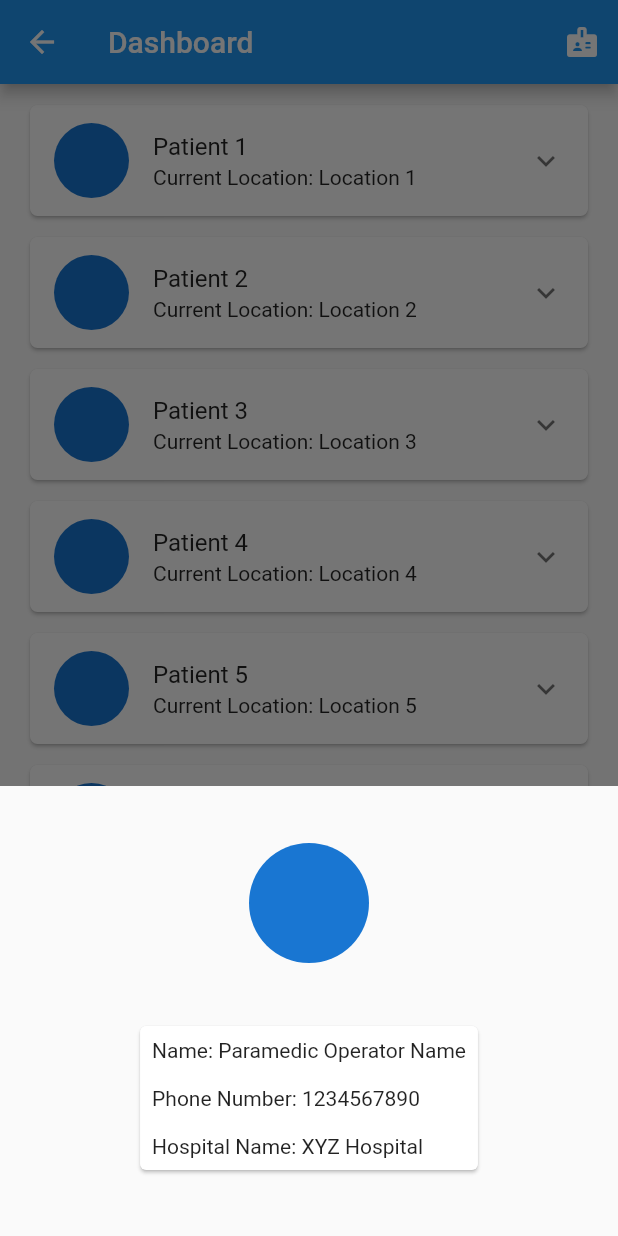
After one commit to rahulsrivastava088/first_helpers_flutter_application, a Flutter app: the ParaLanding screen opened by its route, after a tap on the "badge" icon, on a phone screen of 412 x 824 dp. The commit adds this screen. Run offline on Flutter 3.47's test engine with Material 2 defaults, Android fonts, the light colour scheme and no system bars; missing offline and left inert: gif.

Commit message:
Para landing screen added

```diff
--- a/lib/main.dart
+++ b/lib/main.dart
@@ -1,3 +1,4 @@
+import 'package:first_helpers/screens/paramedic/para_landing_screen.dart';
 import 'package:flutter/material.dart';
 import 'package:first_helpers/screens/landing_screen.dart';
 import 'package:first_helpers/screens/user/user_signup_screen.dart';
@@ -22,6 +23,7 @@ class MyApp extends StatelessWidget {
         LoginScreen.routeName: (context) => LoginScreen(),
         UserSignupScreen.routeName: (context) => UserSignupScreen(),
         UserLanding.routeName:(context) => UserLanding(),
+        ParaLanding.routeName:(context) => ParaLanding(),
       },
     ); // This trailing comma makes auto-formatting nicer for build methods.);
   }
--- a/lib/screens/landing_screen.dart
+++ b/lib/screens/landing_screen.dart
@@ -1,9 +1,9 @@
 import 'package:first_helpers/screens/login_screen.dart';
+import 'package:first_helpers/screens/paramedic/para_landing_screen.dart';
 import 'package:first_helpers/screens/user/user_signup_screen.dart';
 import 'package:flutter/material.dart';
 import 'package:first_helpers/utilities/imgtxtButton.dart';
 import 'package:gif/gif.dart';
-
 
 class LandingScreen extends StatelessWidget {
   static const routeName = 'landing-screen';
@@ -45,7 +45,9 @@ class LandingScreen extends StatelessWidget {
                       child: imgtxtButton(
                         img: 'images/ambulance.gif',
                         txt: 'PARAMEDIC',
-                        onPressed: () {},
+                        onPressed: () {
+                          Navigator.pushNamed(context, ParaLanding.routeName);
+                        },
                       ),
                     ),
                   ),
--- /dev/null
+++ b/lib/screens/paramedic/para_landing_screen.dart
@@ -0,0 +1,81 @@
+import 'package:first_helpers/utilities/detailCardTile.dart';
+import 'package:flutter/material.dart';
+
+class ParaLanding extends StatefulWidget {
+  const ParaLanding({Key? key}) : super(key: key);
+
+  static const routeName = "para-landing-screen";
+
+  @override
+  State<ParaLanding> createState() => _ParaLandingState();
+}
+
+class _ParaLandingState extends State<ParaLanding> {
+  @override
+  Widget build(BuildContext context) {
+    return Scaffold(
+      appBar: AppBar(
+        title: Text("Dashboard"),
+        actions: [
+          IconButton(
+            onPressed: (){
+              showModalBottomSheet(context: context, builder: (BuildContext context){
+                return Container(
+                  height: 300,
+                  padding: EdgeInsets.symmetric(vertical: 10, horizontal: 10),
+                  child: Column(
+                    crossAxisAlignment: CrossAxisAlignment.center,
+                    mainAxisAlignment: MainAxisAlignment.spaceEvenly,
+                    children: [
+                      Padding(
+                        padding: const EdgeInsets.all(8.0),
+                        child: CircleAvatar(
+                          radius: 40,
+                        ),
+                      ),
+                      Padding(
+                        padding: const EdgeInsets.symmetric(vertical: 10.0, horizontal: 8.0),
+                        child: Card(
+                          child: Column(
+                            crossAxisAlignment: CrossAxisAlignment.start,
+                            mainAxisAlignment: MainAxisAlignment.spaceEvenly,
+                            children: [
+                              Padding(
+                                padding: const EdgeInsets.all(8.0),
+                                child: Text("Name: Paramedic Operator Name"),
+                              ),
+                              Padding(
+                                padding: const EdgeInsets.all(8.0),
+                                child: Text("Phone Number: 1234567890"),
+                              ),
+                              Padding(
+                                padding: const EdgeInsets.all(8.0),
+                                child: Text("Hospital Name: XYZ Hospital"),
+                              ),
+                            ],
+                          ),
+                        ),
+                      )
+                    ],
+                  ),
+                );
+              });
+            },
+            icon: Icon(Icons.badge_rounded),
+          )
+        ],
+      ),
+      body: ListView(
+        children: <Widget>[
+          CardTile(patientname: "Patient 1", location: "Location 1"),
+          CardTile(patientname: "Patient 2", location: "Location 2"),
+          CardTile(patientname: "Patient 3", location: "Location 3"),
+          CardTile(patientname: "Patient 4", location: "Location 4"),
+          CardTile(patientname: "Patient 5", location: "Location 5"),
+          CardTile(patientname: "Patient 6", location: "Location 6"),
+          CardTile(patientname: "Patient 7", location: "Location 7"),
+        ],
+      ),
+    );
+  }
+}
--- a/lib/screens/user/user_signup_screen.dart
+++ b/lib/screens/user/user_signup_screen.dart
@@ -1,3 +1,5 @@
+import 'package:first_helpers/screens/landing_screen.dart';
+import 'package:first_helpers/screens/user/user-landing-page.dart';
 import 'package:flutter/material.dart';
 import 'package:first_helpers/utilities/txtinputfield.dart';
 
@@ -13,7 +15,7 @@ class UserSignupScreen extends StatelessWidget {
     return Scaffold(
         // resizeToAvoidBottomInset: false,
         body: Container(
-          color: Colors.white,
+      color: Colors.white,
       // clipBehavior: Clip.hardEdge,
       // decoration: BoxDecoration(gradient: LinearGradient(
       //     begin: Alignment.topCenter,
@@ -91,6 +93,7 @@ class UserSignupScreen extends StatelessWidget {
                 onPressed: () {
                   print(emailController);
                   print(passwordController);
+                  Navigator.pushNamed(context, UserLanding.routeName);
                 },
                 child: Text(
                   'Register!',
--- /dev/null
+++ b/lib/utilities/detailCardTile.dart
@@ -0,0 +1,40 @@
+import 'package:first_helpers/utilities/imgtxtButton.dart';
+import 'package:flutter/material.dart';
+
+class CardTile extends StatelessWidget {
+  String patientname;
+  String location;
+
+  CardTile({required this.patientname, required this.location});
+
+  @override
+  Widget build(BuildContext context) {
+    return Padding(
+      padding: EdgeInsets.only(top: 8.0),
+      child: Card(
+        shape: RoundedRectangleBorder(borderRadius: BorderRadius.circular(5.0)),
+        margin: EdgeInsets.fromLTRB(20.0, 6.0, 20.0, 0.0),
+        child: ExpansionTile(
+          leading: CircleAvatar(
+            radius: 25,
+          ),
+          title: Text("$patientname"),
+          subtitle: Text("Current Location: $location"),
+          children: [
+            Row(
+              mainAxisAlignment: MainAxisAlignment.end,
+              children: [
+                MaterialButton(
+                  onPressed: () {
+                    print("Working");
+                  },
+                  child: Text("Book Appointment"),
+                )
+              ],
+            )
+          ],
+        ),
+      ),
+    );
+  }
+}
```
Also changed, not shown: pubspec.lock.
